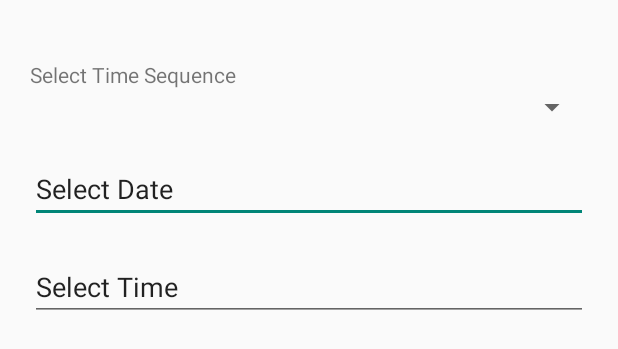
After one commit to vicpers/dat255, an Android app: the layout dialog_pilotage.xml on its own in the app's theme, with its tools: preview values and no code run, on a phone screen of 412 x 824 dp. The commit adds this screen. Shown: the top 349 px of the screen. Run offline under Robolectric (Android 15) with nearby library versions, the phone set to English and light mode, and no system bars.

Commit message:
Halv funktionalitet för Pilotage samt Date- och TimePickerDialog-metod

```diff
--- a/WaleWaleVessels/Android-application/Vessel_GUI/app/src/main/res/layout/activity_report_update.xml
+++ b/WaleWaleVessels/Android-application/Vessel_GUI/app/src/main/res/layout/activity_report_update.xml
@@ -85,6 +85,7 @@
                 android:layout_marginRight="8dp"
                 android:layout_weight="1"
                 android:background="@color/menuHeader"
+                android:onClick="sendNewPilotage"
                 android:text="Pilotage"
                 android:textSize="24sp" />
 
--- /dev/null
+++ b/WaleWaleVessels/Android-application/Vessel_GUI/app/src/main/res/layout/dialog_pilotage.xml
@@ -0,0 +1,34 @@
+<?xml version="1.0" encoding="utf-8"?>
+<LinearLayout xmlns:android="http://schemas.android.com/apk/res/android"
+    android:orientation="vertical"
+    android:layout_width="match_parent"
+    android:layout_height="match_parent"
+    android:padding="20dp">
+
+    <TextView
+        android:id="@+id/textView5"
+        android:layout_width="match_parent"
+        android:layout_height="wrap_content"
+        android:text="Select Time Sequence "
+        android:layout_marginTop="20dp"/>
+
+    <Spinner
+        android:id="@+id/spinnerTimeSequence"
+        android:layout_width="match_parent"
+        android:layout_height="wrap_content" />
+
+    <EditText
+        android:id="@+id/editTextDate"
+        android:layout_width="match_parent"
+        android:layout_height="wrap_content"
+        android:layout_marginTop="20dp"
+        android:text="Select Date" />
+
+    <EditText
+        android:id="@+id/editTextTime"
+        android:layout_width="match_parent"
+        android:layout_height="wrap_content"
+        android:layout_marginTop="20dp"
+        android:text="Select Time" />
+
+</LinearLayout>
```
Also changed, not shown: WaleWaleVessels/Android-application/Vessel_GUI/app/src/main/java/com/example/juliagustafsson/vessel_gui/Report_Update.java (+60 -0 lines).
